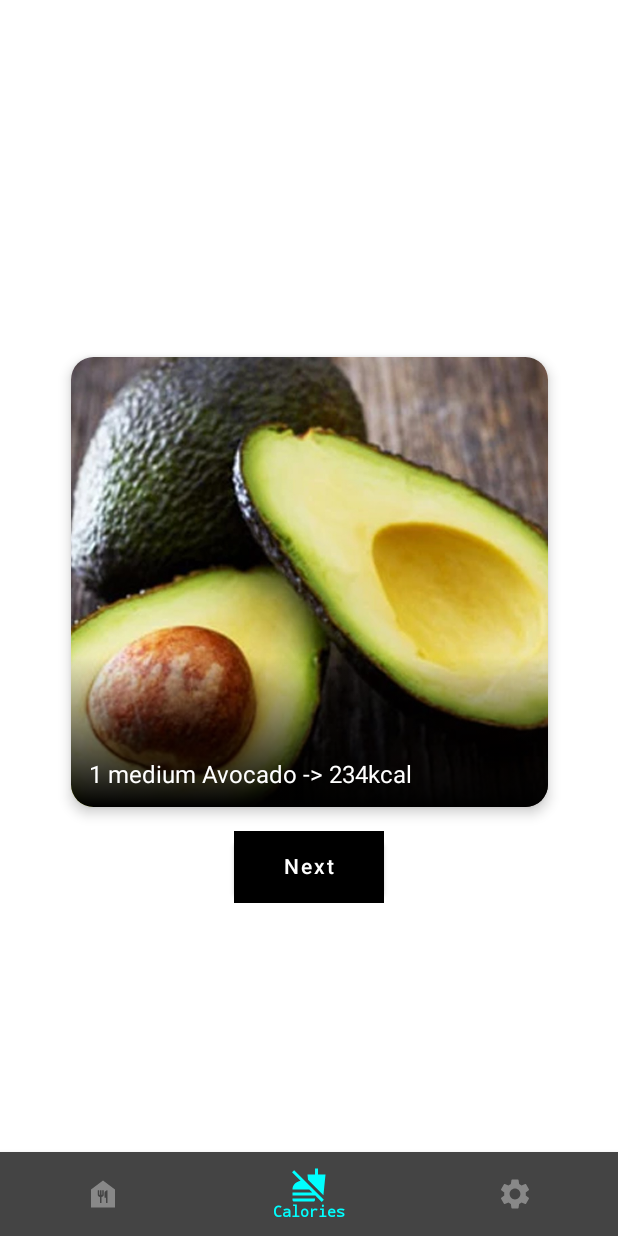
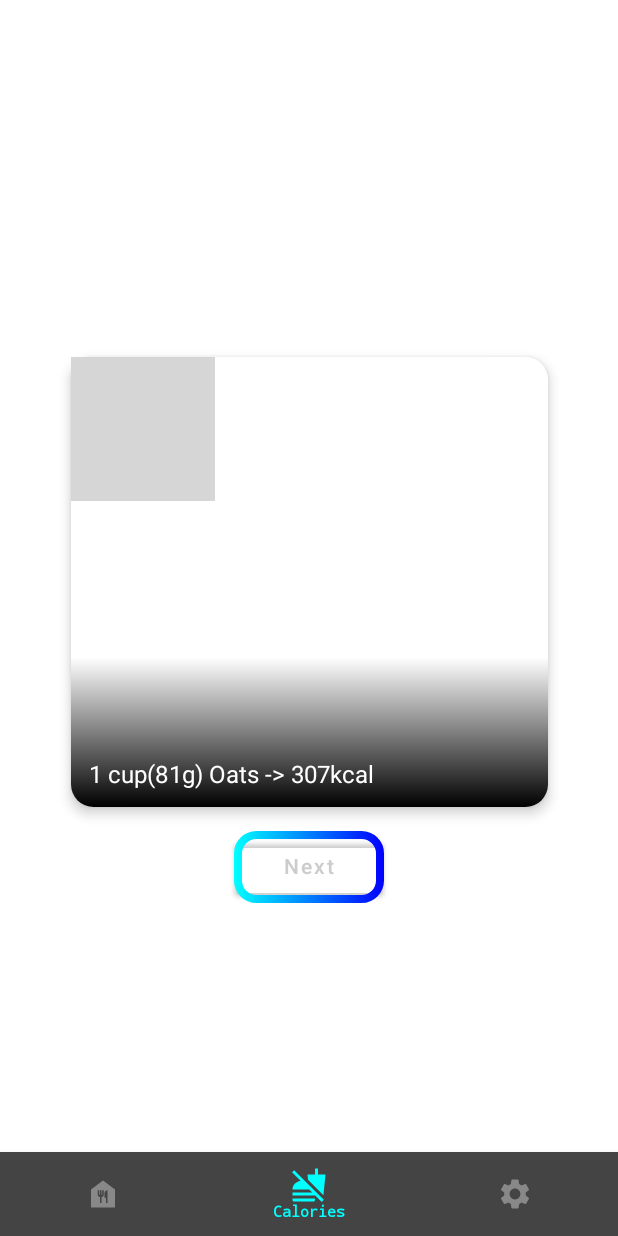
Before and after one commit to Capybara-Dev-Team/ProShaped-app, an Android app built with Jetpack Compose: the CaloriesScreen screen opened through its navigation route, on a phone screen of 412 x 824 dp. Run offline under Robolectric (Android 15) with nearby library versions, the phone set to English and light mode, and no system bars; grey boxes are pictures that could not be loaded.

Commit message:
Cal Screen Update

```diff
--- a/ProShaped/app/src/main/java/com/example/proshapedapp/MainActivity.kt
+++ b/ProShaped/app/src/main/java/com/example/proshapedapp/MainActivity.kt
@@ -11,6 +11,8 @@ import androidx.compose.animation.core.animate
 import androidx.compose.animation.core.tween
 import androidx.compose.foundation.Image
 import androidx.compose.foundation.background
+import androidx.compose.foundation.border
+import androidx.compose.foundation.isSystemInDarkTheme
 import androidx.compose.foundation.layout.*
 import androidx.compose.foundation.shape.RoundedCornerShape
 import androidx.compose.material.*
@@ -209,15 +211,21 @@ fun CaloriesScreen() {
         },
             colors = ButtonDefaults.buttonColors(
                 backgroundColor = Color.Transparent,
-                contentColor = Color.White
+                contentColor = Color.LightGray
+
             ),
             modifier = Modifier
+                .border(
+                    width = 5.dp,
+                    brush = Brush.horizontalGradient(listOf(Color.Cyan, Color.Blue)),
+                    shape = RoundedCornerShape(15.dp)
+                )
                 .width(100.dp)
                 .background(
                     Brush.horizontalGradient(
                         colors = listOf(
-                            Color.Cyan,
-                            Color.Black
+                            Color.Transparent,
+                            Color.Transparent
                         ),
                         startX = 150f
                     )
--- a/ProShaped/app/src/main/java/com/example/proshapedapp/caloriesScreenPackage/ListOfPhotos.kt
+++ b/ProShaped/app/src/main/java/com/example/proshapedapp/caloriesScreenPackage/ListOfPhotos.kt
@@ -17,6 +17,14 @@ object PhotosData{
             PhotoData(
                 calories = "1 medium Avocado -> 234kcal",
                 imageResourceId = R.drawable.avocado
+            ),
+            PhotoData(
+                calories = "1 tbsp(16g) Peanut Butter -> 94kcal",
+                imageResourceId = R.drawable.peanutbutter
+            ),
+            PhotoData(
+                calories = "1 cup(81g) Oats -> 307kcal",
+                imageResourceId = R.drawable.oats
             )
             //to add more add photo to res/drawable and then create a photoData like above
         )
```
Also changed, not shown: ProShaped/app/src/main/res/drawable-v24/peanutbutter.jpg (added), 1 other file.
